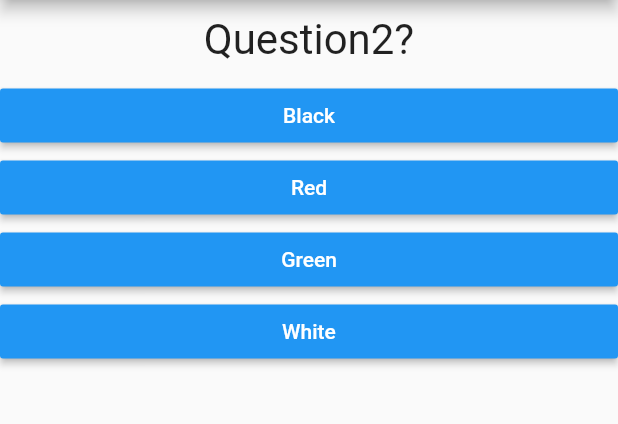
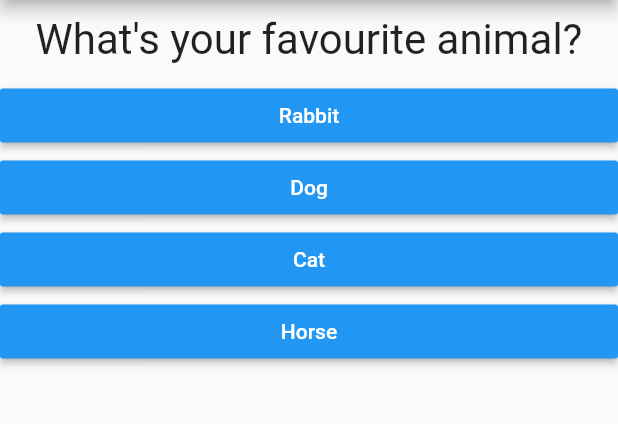
Before and after one commit to ShashankBiplav/FlutterQuizApp, a Flutter app: the screen it shows after launch, after a tap on "Black", on a phone screen of 412 x 824 dp, the part 84-508 px from its top. Run offline on Flutter 3.47's test engine with Material 2 defaults, Android fonts, the phone set to English and light mode, and no system bars.

```diff
--- a/lib/main.dart
+++ b/lib/main.dart
@@ -17,22 +17,46 @@ class MyApp extends StatefulWidget {
 
 class _MyAppState extends State<MyApp> {
   int _questionIndex = 0;
+  int _totalScore = 0;
+  //reset quiz function
+  void _resetQuiz(){
+    setState(() {
+      _questionIndex = 0;
+      _totalScore = 0;
+    });
+  }
   //adding a map for data
   final _questions = const [
     {
-      'questionText': 'Question1?',
-      'answers': ['Black', 'Red', 'Green', 'White'],
+      'questionText': 'What\'s your favourite color?',
+      'answers': [
+        {'text': 'Black', 'score': 10},
+        {'text': 'Red', 'score': 8},
+        {'text': 'Green', 'score': 4},
+        {'text': 'White', 'score': 1},
+      ],
     },
     {
-      'questionText': 'Question2?',
-      'answers': ['Black', 'Red', 'Green', 'White'],
+      'questionText': 'What\'s your favourite animal?',
+      'answers': [
+        {'text': 'Rabbit', 'score': 2},
+        {'text': 'Dog', 'score': 8},
+        {'text': 'Cat', 'score': 4},
+        {'text': 'Horse', 'score': 10},
+      ],
     },
     {
-      'questionText': 'Question3?',
-      'answers': ['Black', 'Red', 'Green', 'White'],
+      'questionText': 'what\'s my app development score?',
+      'answers': [
+        {'text': 'Excellent', 'score': 10},
+        {'text': 'Very good', 'score': 8},
+        {'text': 'Good', 'score': 4},
+        {'text': 'Average', 'score': 2},
+      ],
     },
   ];
-  void _answerQuestion() {
+  void _answerQuestion(int score) {
+    _totalScore += score;
     if (_questionIndex < _questions.length) {
       setState(() {
         _questionIndex += 1;
@@ -57,7 +81,11 @@ class _MyAppState extends State<MyApp> {
                   answerQuestion: _answerQuestion,
                   questions: _questions,
                 )
-              : Result(),
+              : Result(
+                  resultScore: _totalScore,
+                  resetHandler: _resetQuiz,
+
+                ),
         ),
       ),
     );
--- a/lib/quiz.dart
+++ b/lib/quiz.dart
@@ -18,8 +18,8 @@ class Quiz extends StatelessWidget {
           questionText: questions[questionIndex]['questionText'],
         ),
         // here "..." is a spread operator in Dart
-        ...(questions[questionIndex]['answers'] as List<String>).map((answer) {
-          return Answer(selectHandler: answerQuestion, answerText: answer);
+        ...(questions[questionIndex]['answers'] as List<Map<String, Object>>).map((answer) {
+          return Answer(selectHandler: () => answerQuestion(answer['score']), answerText: answer['text']);
         }).toList()
       ],
     );
```
Also changed, not shown: lib/result.dart (+35 -2 lines).
